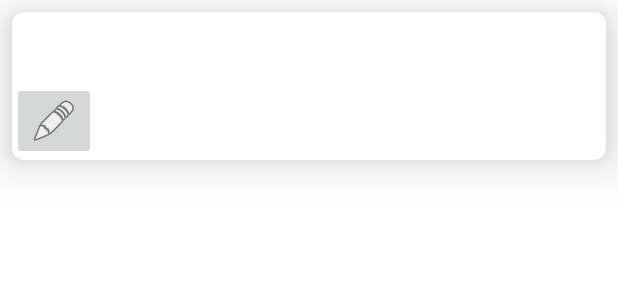
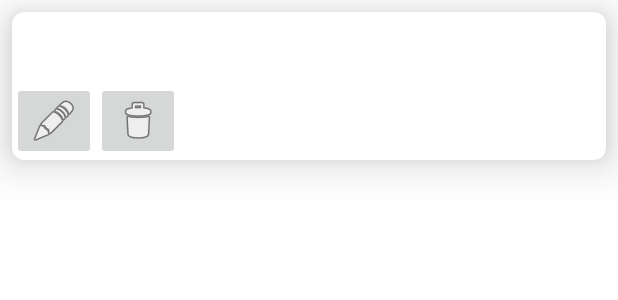
Before and after one commit to harikrishnanponath/tick-tick_android, an Android app: the layout list_item_worked_hours.xml on its own in the app's theme, with its tools: preview values and no code run, on a phone screen of 412 x 824 dp. Shown: the top 300 px of the screen. Run offline under Robolectric (Android 15) with nearby library versions, the phone set to English and light mode, and no system bars.

Commit message:
#3 Deleted worked hours

```diff
--- a/app/src/main/res/layout/list_item_worked_hours.xml
+++ b/app/src/main/res/layout/list_item_worked_hours.xml
@@ -41,7 +41,12 @@
                 android:layout_height="wrap_content"
                 android:src="@android:drawable/ic_menu_edit" />
 
-        </LinearLayout>
+            <ImageButton
+                android:id="@+id/deleteButton"
+                android:layout_width="wrap_content"
+                android:layout_height="wrap_content"
+                android:src="@android:drawable/ic_menu_delete" />
+    </LinearLayout>
 
 
 </LinearLayout>
```
Also changed, not shown: app/src/main/java/com/h_ponathgopinadhan/ticktick/WorkedHoursAdapter.kt (+12 -1 lines), app/src/main/java/com/h_ponathgopinadhan/ticktick/WorkedHoursListFragment.kt (+18 -2 lines).
